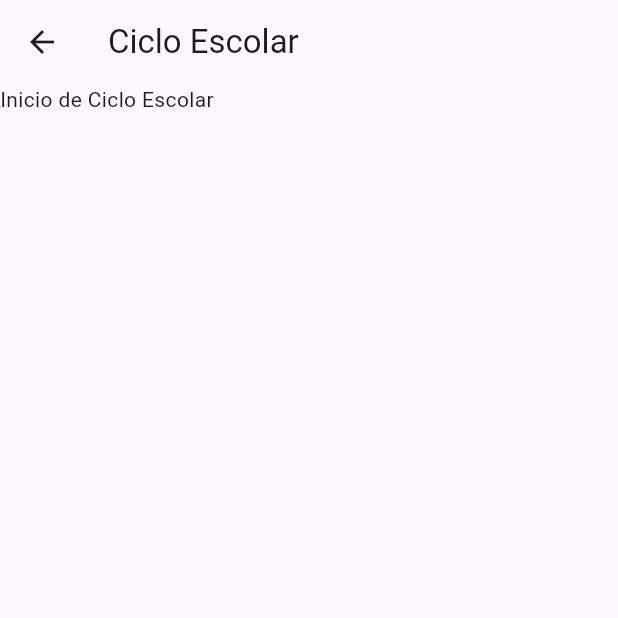
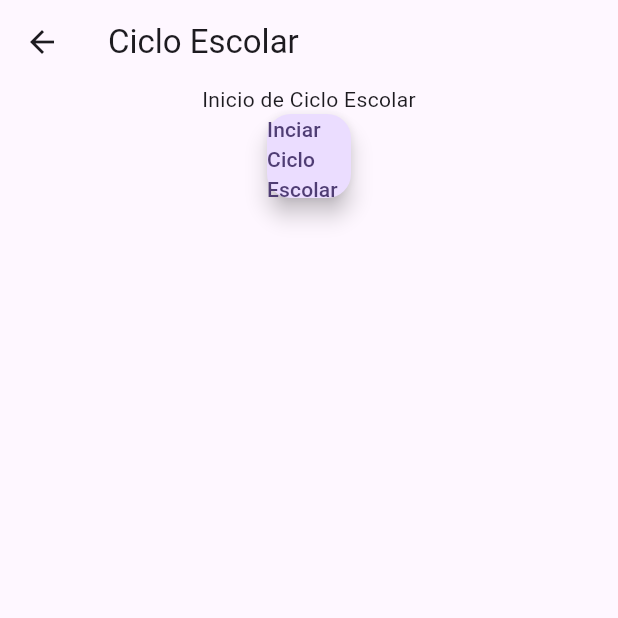
Before and after one commit to Atom-137/Proyecto-Graduacion, a Flutter app: the CicloEscolarScreen screen opened by its route, on a phone screen of 412 x 824 dp, the top half of it. Run offline on Flutter 3.47's test engine with Material 3 defaults, Android fonts, the phone set to English and light mode, and no system bars; our stand-ins replace go_router.

Commit message:
add assets icon

```diff
--- a/lib/pantallas/ciclo_escolar_screen.dart
+++ b/lib/pantallas/ciclo_escolar_screen.dart
@@ -7,11 +7,16 @@ class CicloEscolarScreen extends StatelessWidget {
   Widget build(BuildContext context) {
     return Scaffold(
       appBar: AppBar( title: const Text('Ciclo Escolar')),
-      body: const Column(
-        children: [
-          Text('Inicio de Ciclo Escolar')
+      body: Center(
+        child: Column(
+          children: [
+            Text('Inicio de Ciclo Escolar'),
+            FloatingActionButton(
+              onPressed: (){},
+              child: Text('Inciar Ciclo Escolar'))
 
-        ],
+          ]
+        ),
       ),
     );
   }
--- a/pubspec.yaml
+++ b/pubspec.yaml
@@ -16,6 +16,7 @@ dependencies:
   provider: ^6.1.2
   http: ^1.2.2
   go_router: ^14.3.0
+  flutter_launcher_icons: ^0.12.0
 dev_dependencies:
   flutter_test:
     sdk: flutter
@@ -27,3 +28,6 @@ flutter:
   assets:
     - assets/img/
   uses-material-design: true
+
+flutter_icons:
+  android: "assets/icon/icon.jpeg"
```
Also changed, not shown: assets/icon/icon.jpeg (added), pubspec.lock.
